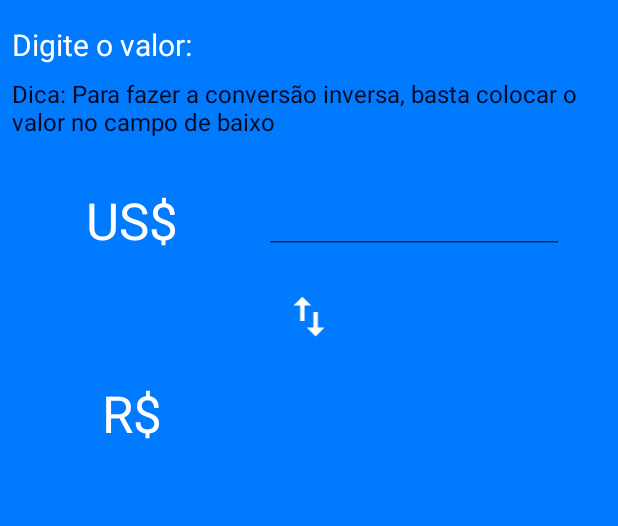
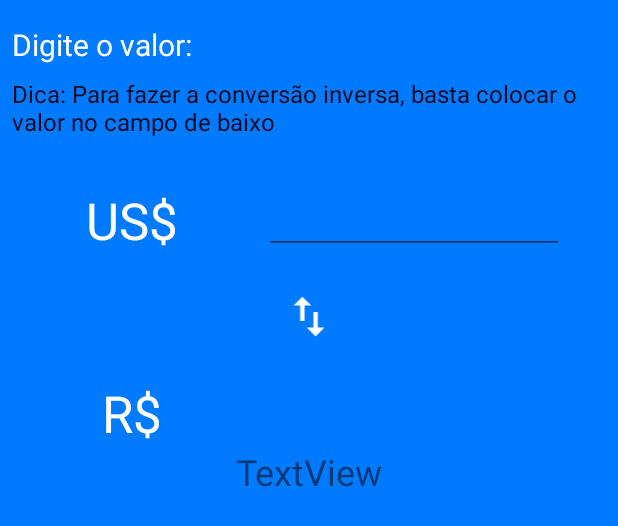
Before and after one commit to jeivison/DolarAgoraApp, an Android app: the layout activity_tela_conversor.xml on its own in the app's theme, with its tools: preview values and no code run, on a phone screen of 412 x 824 dp. Shown: the top 526 px of the screen. Run offline under Robolectric (Android 15) with nearby library versions, the light colour scheme and no system bars.

Commit message:
Implementado get e set!

```diff
--- a/app/src/main/res/layout/activity_tela_conversor.xml
+++ b/app/src/main/res/layout/activity_tela_conversor.xml
@@ -23,10 +23,15 @@
         android:id="@+id/imageView2"
         android:layout_width="match_parent"
         android:layout_height="35dp"
+        android:layout_marginStart="8dp"
+        android:layout_marginLeft="8dp"
         android:layout_marginTop="24dp"
+        android:layout_marginEnd="8dp"
+        android:layout_marginRight="8dp"
+        app:layout_constraintEnd_toEndOf="parent"
+        app:layout_constraintStart_toStartOf="parent"
         app:layout_constraintTop_toBottomOf="@+id/editTextDolar"
-        app:srcCompat="@drawable/ic__swap_24"
-        tools:layout_editor_absoluteX="0dp" />
+        app:srcCompat="@drawable/ic__swap_24" />
 
     <EditText
         android:id="@+id/editTextDolar"
@@ -93,4 +98,15 @@
         app:layout_constraintBottom_toBottomOf="@+id/editTextReais"
         app:layout_constraintEnd_toStartOf="@+id/editTextReais"
         app:layout_constraintStart_toStartOf="parent" />
+
+    <TextView
+        android:id="@+id/textCode"
+        android:layout_width="wrap_content"
+        android:layout_height="wrap_content"
+        android:text="TextView"
+        android:textSize="24sp"
+        app:layout_constraintEnd_toEndOf="parent"
+        app:layout_constraintStart_toStartOf="parent"
+        app:layout_constraintTop_toBottomOf="@+id/editTextReais" />
+
 </androidx.constraintlayout.widget.ConstraintLayout>
```
Also changed, not shown: app/src/main/java/com/example/dolarhoje/activity/DolarValor.java (added, +14 -0 lines), app/src/main/java/com/example/dolarhoje/activity/TelaConversor.java (+13 -0 lines), app/src/main/java/com/example/dolarhoje/activity/TelaDolar.java (+8 -3 lines).
